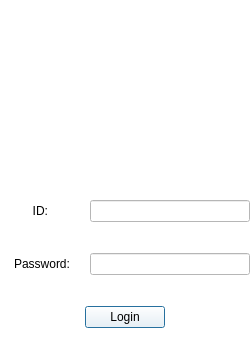
Above: src/ui/logindialog.ui from kiyose408/FastChat before the change. Below: the same form after it.
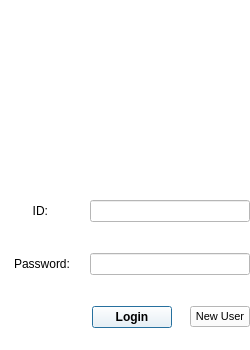
That is the form after the change. Icons and pictures are not drawn.

Commit message: Login UI update and connect RegisterDialog

What changed in the file:
```diff
--- a/src/ui/logindialog.ui
+++ b/src/ui/logindialog.ui
@@ -19,7 +19,7 @@
   <property name="maximumSize">
    <size>
     <width>250</width>
-    <height>350</height>
+    <height>380</height>
    </size>
   </property>
   <property name="windowTitle">
@@ -137,6 +137,9 @@
     </size>
    </property>
    <layout class="QHBoxLayout" name="horizontalLayout_3">
+    <property name="rightMargin">
+     <number>0</number>
+    </property>
     <item>
      <spacer name="horizontalSpacer">
       <property name="orientation">
@@ -144,7 +147,7 @@
       </property>
       <property name="sizeHint" stdset="0">
        <size>
-        <width>40</width>
+        <width>120</width>
         <height>20</height>
        </size>
       </property>
@@ -152,6 +155,11 @@
     </item>
     <item>
      <widget class="QPushButton" name="Login_btn">
+      <property name="font">
+       <font>
+        <bold>true</bold>
+       </font>
+      </property>
       <property name="text">
        <string>Login</string>
       </property>
@@ -170,6 +178,25 @@
       </property>
      </spacer>
     </item>
+    <item>
+     <widget class="QPushButton" name="New_btn">
+      <property name="maximumSize">
+       <size>
+        <width>60</width>
+        <height>16777215</height>
+       </size>
+      </property>
+      <property name="font">
+       <font>
+        <pointsize>8</pointsize>
+        <underline>false</underline>
+       </font>
+      </property>
+      <property name="text">
+       <string>New User</string>
+      </property>
+     </widget>
+    </item>
    </layout>
   </widget>
   <widget class="QWidget" name="widget_4" native="true">
```
Left out of the diff: 3 changed lines with no effect on the pictures. The commit also changes 6 other files.
